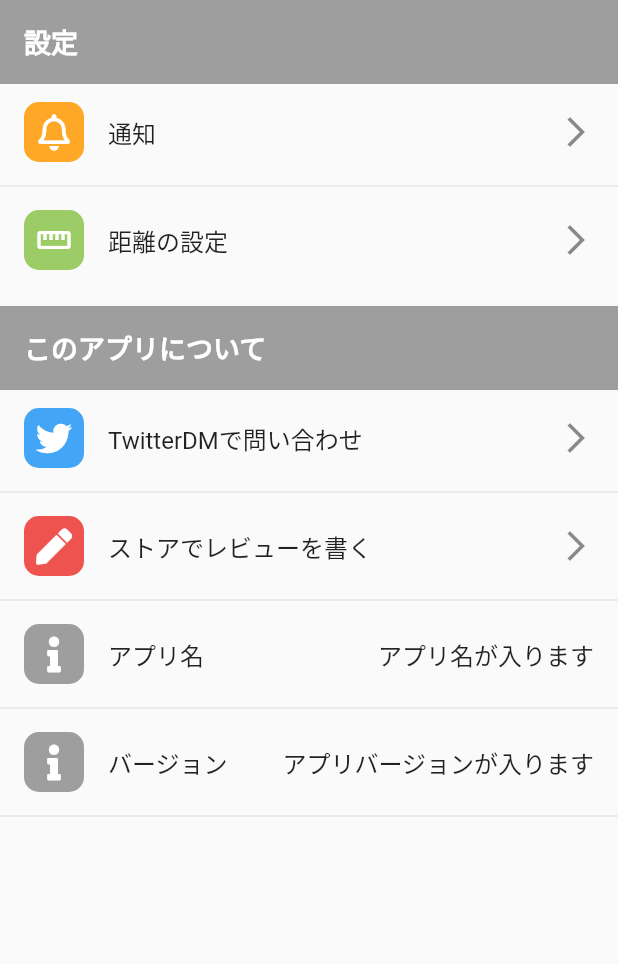
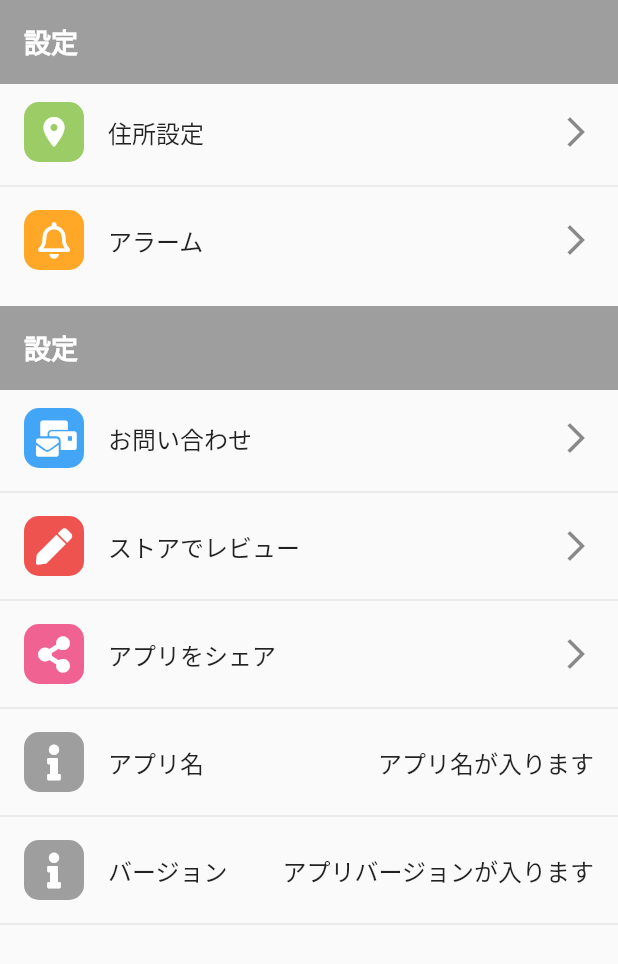
Before and after one commit to haterain0203/weather_and_clothes, a Flutter app: the SettingsPage screen opened directly, on a phone screen of 412 x 824 dp. Shown: the top 964 px of the screen. Run offline on Flutter 3.47's test engine with Material 2 defaults, Android fonts, the light colour scheme and no system bars; our stand-ins replace font_awesome_flutter; Roboto replaces fonts that are missing (MyFont).

Commit message:
#7 設定画面の位置とアイコンの修正

```diff
--- a/lib/views/settings/settings_page.dart
+++ b/lib/views/settings/settings_page.dart
@@ -29,38 +29,29 @@ class SettingsPage extends StatelessWidget {
               height: 4.0,
             ),
             SettingListTile(
-              color: Colors.orange.shade400,
-              iconData: FontAwesomeIcons.bell,
-              title: "通知",
+              color: Colors.lightGreen.shade400,
+              iconData: Icons.location_on,
+              title: "住所設定",
               onTap: () {
-//              Navigator.push(
-//                  context,
-//                  MaterialPageRoute(
-//                      builder: (context) =>
-//                          LocalNotificationPage()));
+                //TODO 住所設定処理
               },
             ),
             const Divider(),
             SettingListTile(
-              color: Colors.lightGreen.shade400,
-              iconData: Icons.straighten,
-              title: "距離の設定",
+              color: Colors.orange.shade400,
+              iconData: FontAwesomeIcons.bell,
+              title: "アラーム",
               onTap: () {
-//              Navigator.push(
-//                  context,
-//                  MaterialPageRoute(
-//                      builder: (context) =>
-//                      const SettingDistancePage()));
+                //TODO アラーム設定処理
               },
             ),
-            const SizedBox(
-              height: 16.0,
-            ),
+            const SizedBox(height: 16.0,),
+
             Container(
               color: Colors.grey.shade500,
               child: const ListTile(
                 title: Text(
-                  "このアプリについて",
+                  "設定",
                   style: TextStyle(
                       color: Colors.white,
                       fontWeight: FontWeight.bold,
@@ -73,22 +64,32 @@ class SettingsPage extends StatelessWidget {
             ),
             SettingListTile(
               color: Colors.blue.shade400,
-              iconData: FontAwesomeIcons.twitter,
-              title: "TwitterDMで問い合わせ",
+              iconData: FontAwesomeIcons.mailBulk,
+              title: "お問い合わせ",
               onTap: () async {
-//              await model.launchTwitterDM();
+                //TODO GoogleFormへ遷移
               },
             ),
             const Divider(),
             SettingListTile(
               color: Colors.red.shade400,
               iconData: FontAwesomeIcons.pen,
-              title: "ストアでレビューを書く",
+              title: "ストアでレビュー",
               onTap: () {
+                //TODO ストアレビュー処理
 //              LaunchReview.launch(
 //                  androidAppId: "com.stroll_app.stroll_app",
 //                  iOSAppId: "1596553008");
               },
+            ),
+            const Divider(),
+            SettingListTile(
+              color: Colors.pink.shade300,
+              iconData: FontAwesomeIcons.shareAlt,
+              title: "アプリをシェア",
+              onTap: () {
+                //TODO アプリシェア機能
+              }
             ),
             const Divider(),
             SettingListTile(
@@ -98,7 +99,7 @@ class SettingsPage extends StatelessWidget {
               trailing: Consumer<SettingsModel>(
                 builder: (context, model, child) {
                   return const Text(
-                    //TODO
+                    //TODO アプリ名の取得と表示
                     "アプリ名が入ります",
 //                  model.appName,
                     style: TextStyle(fontSize: 16.0),
@@ -114,8 +115,8 @@ class SettingsPage extends StatelessWidget {
               trailing: Consumer<SettingsModel>(
                 builder: (context, model, child) {
                   return const Text(
-                    //TODO
-                    "アプリバージョンが入ります",
+                  //TODO アプリバージョンの取得と表示
+                  "アプリバージョンが入ります",
 //                  model.version,
                     style: TextStyle(fontSize: 16.0),
                   );
```
